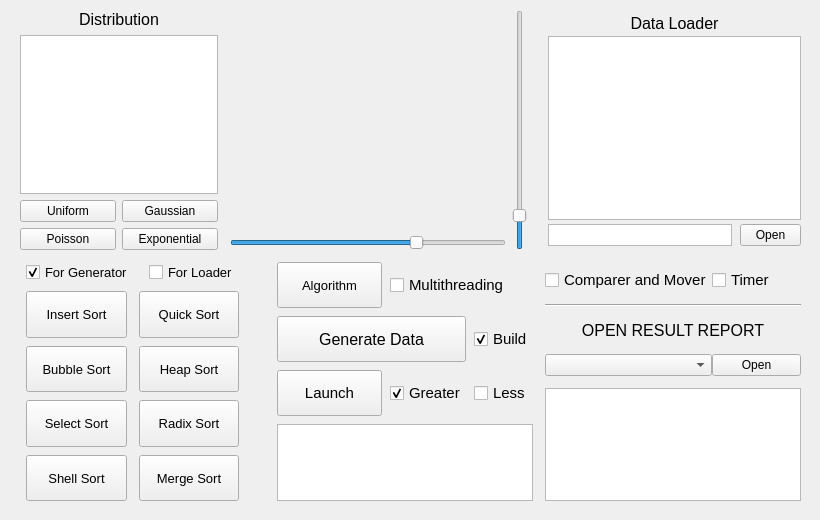
First picture: the form in src/ui/mainwindow.ui, repository Karenina-na/Sorting, before the edit.
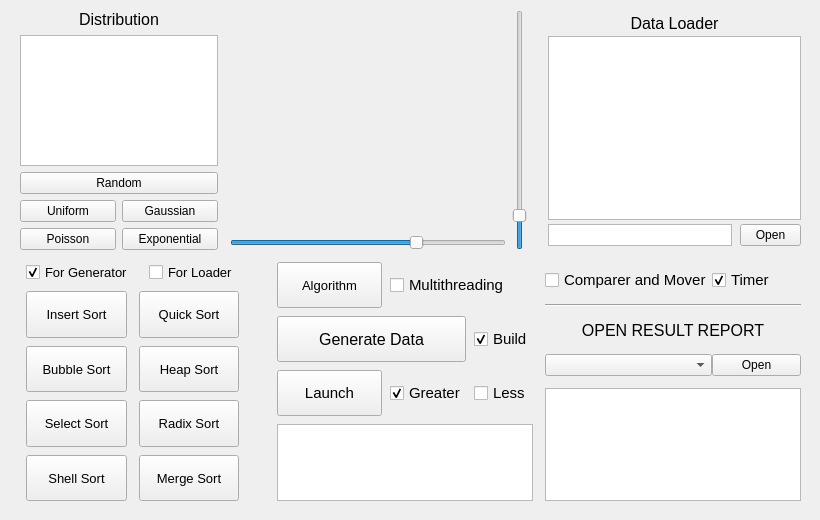
Second picture: the form after the edit. Icons and pictures are not drawn. Custom widgets are drawn as their Qt base class.

Commit message: Incorporate random data generation.

What changed in the file:
```diff
--- a/src/ui/mainwindow.ui
+++ b/src/ui/mainwindow.ui
@@ -111,7 +111,7 @@
              <property name="font">
               <font>
                <family>Times New Roman</family>
-               <pointsize>12</pointsize>
+               <pointsize>11</pointsize>
                <kerning>true</kerning>
                <hintingpreference>PreferDefaultHinting</hintingpreference>
               </font>
@@ -141,8 +141,15 @@
 hr { height: 1px; border-width: 0; }
 li.unchecked::marker { content: &quot;\2610&quot;; }
 li.checked::marker { content: &quot;\2612&quot;; }
-&lt;/style&gt;&lt;/head&gt;&lt;body style=&quot; font-family:'Times New Roman'; font-size:12pt; font-weight:400; font-style:normal;&quot;&gt;
-&lt;p align=&quot;center&quot; style=&quot;-qt-paragraph-type:empty; margin-top:0px; margin-bottom:0px; margin-left:0px; margin-right:0px; -qt-block-indent:0; text-indent:0px;&quot;&gt;&lt;br /&gt;&lt;/p&gt;&lt;/body&gt;&lt;/html&gt;</string>
+&lt;/style&gt;&lt;/head&gt;&lt;body style=&quot; font-family:'Times New Roman'; font-size:11pt; font-weight:400; font-style:normal;&quot;&gt;
+&lt;p align=&quot;center&quot; style=&quot;-qt-paragraph-type:empty; margin-top:0px; margin-bottom:0px; margin-left:0px; margin-right:0px; -qt-block-indent:0; text-indent:0px; font-size:12pt;&quot;&gt;&lt;br /&gt;&lt;/p&gt;&lt;/body&gt;&lt;/html&gt;</string>
+             </property>
+            </widget>
+           </item>
+           <item>
+            <widget class="QPushButton" name="data_input_random_button">
+             <property name="text">
+              <string>Random</string>
              </property>
             </widget>
            </item>
@@ -616,6 +623,9 @@
          <property name="text">
           <string>Timer</string>
          </property>
+         <property name="checked">
+          <bool>true</bool>
+         </property>
         </widget>
        </item>
        <item row="2" column="0" colspan="2">
```
Left out of the diff: 10 changed lines with no effect on the pictures. The commit also changes 14 other files.
